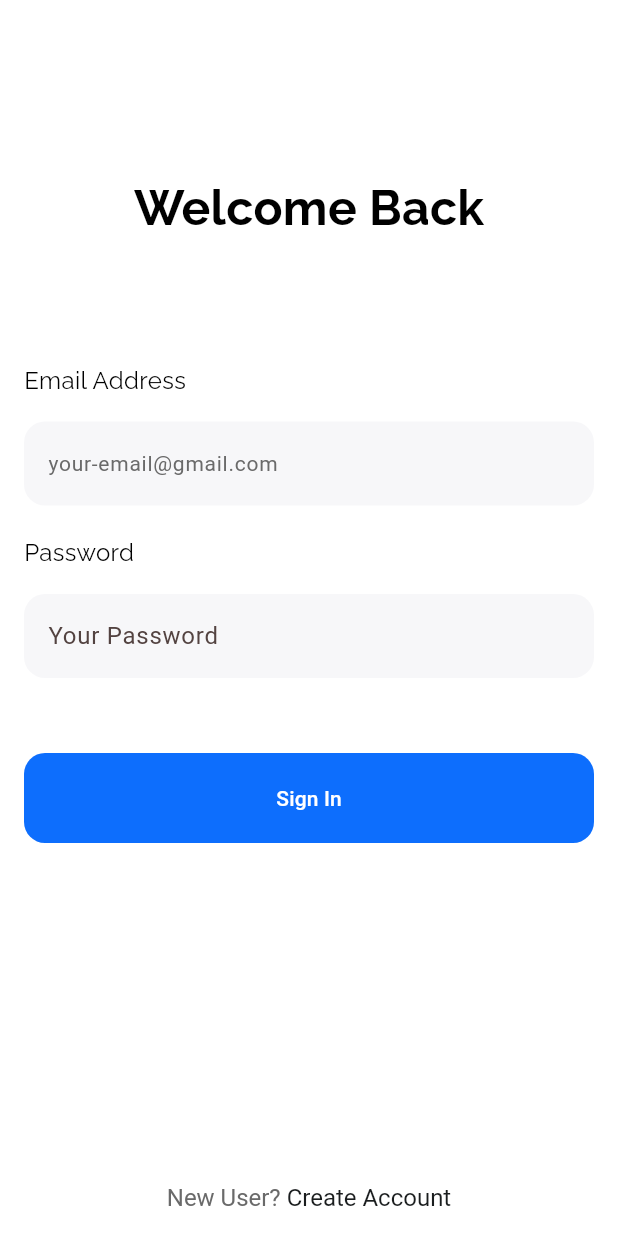
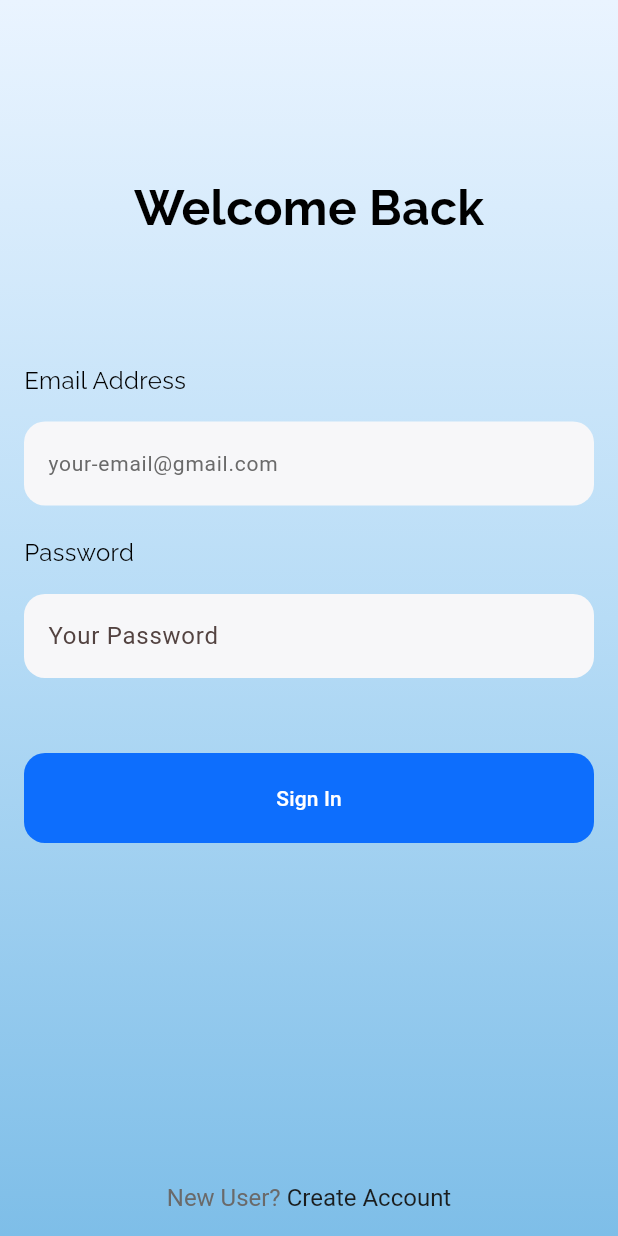
Before and after one commit to Itzkeio/flutter_projectReal, a Flutter app: the screen it shows after launch, on a phone screen of 412 x 824 dp. Run offline on Flutter 3.47's test engine with Material 3 defaults, Android fonts, the phone set to English and light mode, and no system bars; our stand-ins replace cloud_firestore, firebase_auth, firebase_core, flutter_image_compress, fluttertoast, google_fonts and 1 more; missing offline and left inert: mobile_scanner; accounts and stored records are empty.

Commit message:
Edit login background

```diff
--- a/lib/login/login.dart
+++ b/lib/login/login.dart
@@ -13,8 +13,20 @@ class Login extends StatelessWidget {
 
   @override
   Widget build(BuildContext context) {
-    return Scaffold(
-      backgroundColor: Colors.white,
+    return Container(
+      decoration: const BoxDecoration(
+      gradient: LinearGradient(
+        begin: Alignment.topCenter,
+        end: Alignment.bottomCenter,
+        colors: [
+          Color(0xFFEAF4FF),
+          Color(0xFFB7DCF6),
+          Color(0xFF7EBEE8),
+          ],
+        ),
+      ),
+      child: Scaffold(
+        backgroundColor: Colors.transparent,
         resizeToAvoidBottomInset: true,
         bottomNavigationBar: _signup(context),
         appBar: AppBar(
@@ -52,6 +64,7 @@ class Login extends StatelessWidget {
                  const SizedBox(height: 50,),
                  _signin(context),
               ],
+            ),
           ),
         ),
       ),
```
Lines whose indentation alone changed are shown as unchanged.
